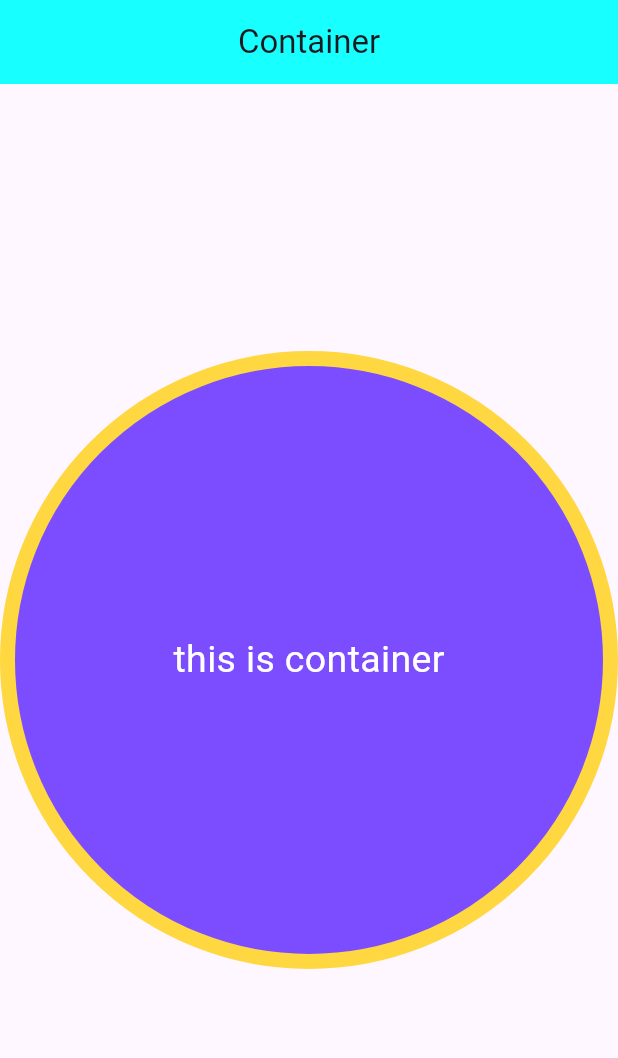
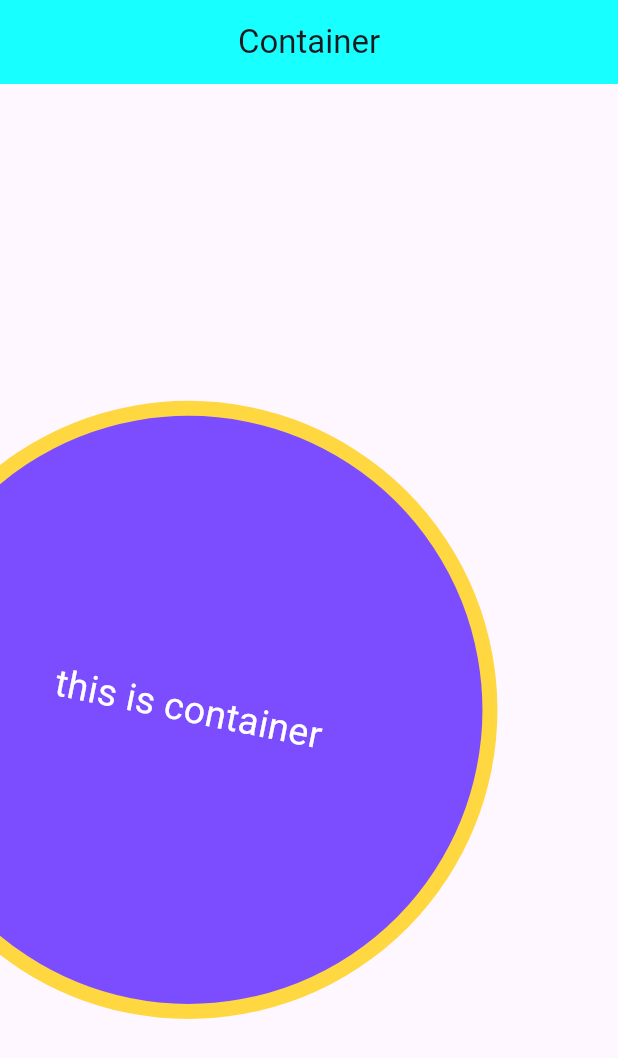
Before and after one commit to Maha6468/widget_practice, a Flutter app: the screen it shows after launch, on a phone screen of 412 x 824 dp. Shown: the top 1058 px of the screen. Run offline on Flutter 3.47's test engine with Material 3 defaults, Android fonts, the phone set to English and light mode, and no system bars.

```diff
--- a/lib/Normal_widget/container_All.dart
+++ b/lib/Normal_widget/container_All.dart
@@ -24,6 +24,7 @@ class Container_All extends StatelessWidget {
             color: Colors.amberAccent
           )
         ),
+        transform: Matrix4.rotationZ(.2),
       )
     );
   }
```
